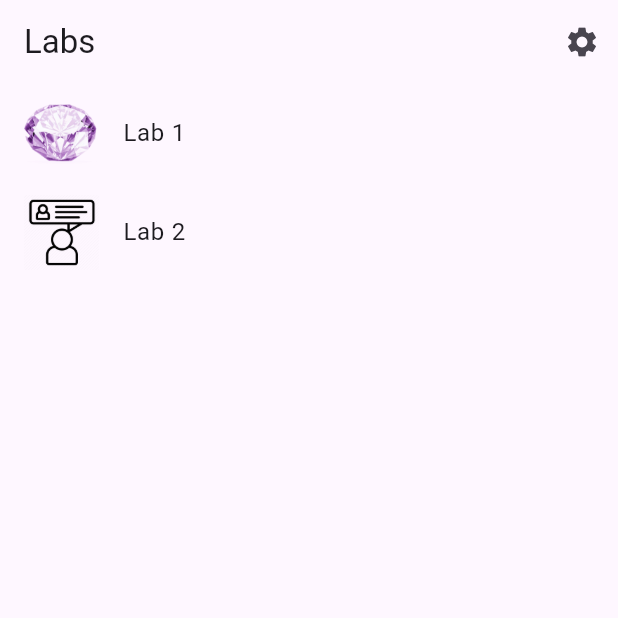
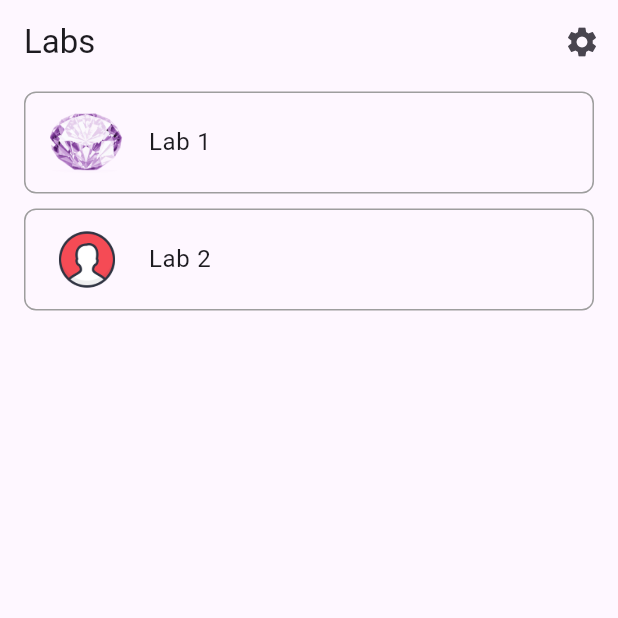
Before and after one commit to ThxgHntr/cross_platf_labs, a Flutter app: the screen it shows after launch, on a phone screen of 412 x 824 dp, the top half of it. Run offline on Flutter 3.47's test engine with Material 3 defaults, Android fonts, the light colour scheme and no system bars; generated files the repository leaves out were written again.

Commit message:
Refactor LabItemListView and Lab2View layout; update image asset and enhance card constraints

```diff
--- a/lib/src/list_view/lab_item_list_view.dart
+++ b/lib/src/list_view/lab_item_list_view.dart
@@ -47,7 +47,13 @@ class LabItemListView extends StatelessWidget {
         itemBuilder: (BuildContext context, int index) {
           final item = items[index];
 
-          return ListTile(
+          return Container(
+            decoration: BoxDecoration(
+              border: Border.all(color: Colors.grey),
+              borderRadius: BorderRadius.circular(8.0),
+            ),
+            margin: const EdgeInsets.symmetric(horizontal: 16.0, vertical: 5.0),
+            child: ListTile(
               contentPadding:
                   const EdgeInsets.symmetric(horizontal: 16.0, vertical: 5.0),
               leading: Image.asset(
@@ -59,7 +65,9 @@ class LabItemListView extends StatelessWidget {
               title: Text('Lab ${item.id}'),
               onTap: () {
                 Navigator.restorablePushNamed(context, item.routeName);
-              });
+              },
+            ),
+          );
         },
       ),
     );
```
Also changed, not shown: lib/src/lab2/lab2_view.dart (+13 -6 lines), assets/icons/self_introduce_icon.webp (deleted), assets/icons/user_icon.png (added).
